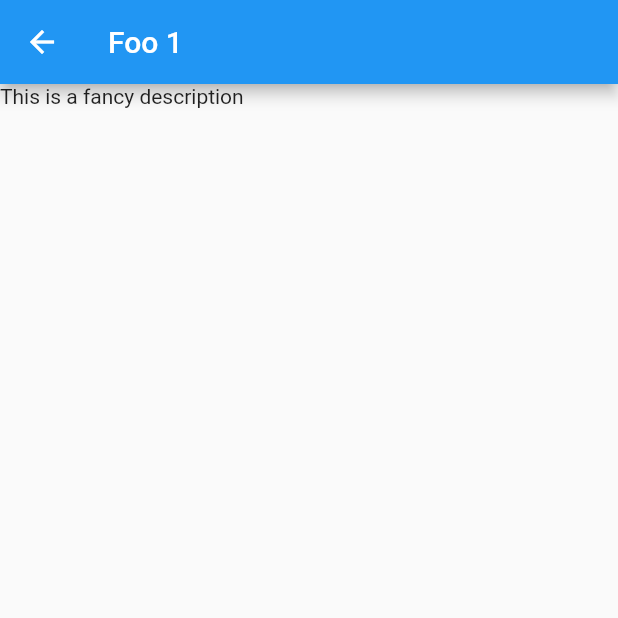
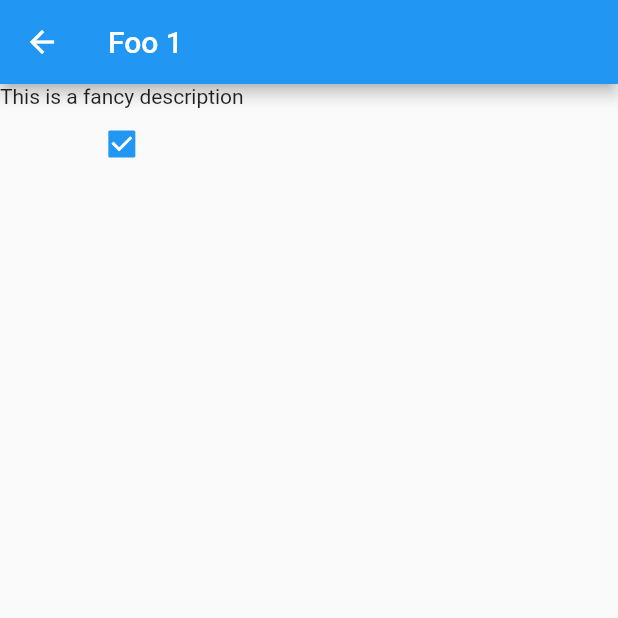
Before and after one commit to FlutterStudyJam-Berlin/todo_app, a Flutter app: the screen it shows after launch, after a tap on "Foo 1", on a phone screen of 412 x 824 dp, the top half of it. Run offline on Flutter 3.47's test engine with Material 2 defaults, Android fonts, the phone set to English and light mode, and no system bars.

Commit message:
Convert todo list and todo details to stateful widgets

```diff
--- a/lib/todo.dart
+++ b/lib/todo.dart
@@ -14,4 +14,18 @@ class Todo {
   })  : assert(title != null),
         assert(isDone != null),
         assert(icon != null);
+
+  Todo copy({
+    String title,
+    String description,
+    bool isDone,
+    IconData icon,
+  }) {
+    return Todo(
+      title: title ?? this.title,
+      description: description ?? this.description,
+      isDone: isDone ?? this.isDone,
+      icon: icon ?? this.icon,
+    );
+  }
 }
--- a/lib/todo_route.dart
+++ b/lib/todo_route.dart
@@ -2,18 +2,52 @@ import 'package:flutter/material.dart';
 import 'todo.dart';
 import 'screen.dart';
 
-class TodoRoute extends StatelessWidget {
+class TodoRoute extends StatefulWidget {
   final Todo todo;
+  final void Function(Todo updatedTodo) onTodoUpdated;
 
-  const TodoRoute({
+  TodoRoute({
     @required this.todo,
-  }) : assert(todo != null);
+    @required this.onTodoUpdated,
+  })  : assert(todo != null),
+        assert(onTodoUpdated != null);
+
+  @override
+  State<StatefulWidget> createState() {
+    return _TodoRouteState();
+  }
+}
+
+class _TodoRouteState extends State<TodoRoute> {
+  Todo _todo;
+
+  @override
+  void initState() {
+    _todo = widget.todo;
+    super.initState();
+  }
 
   @override
   Widget build(BuildContext context) {
     return Screen(
-      title: todo.title,
-      body: Text(todo.description),
+      title: _todo.title,
+      body: Column(
+        children: <Widget>[
+          Text(_todo.description),
+          Checkbox(
+            value: _todo.isDone,
+            onChanged: (newValue) {
+              setState(() {
+                final updatedTodo = _todo.copy(isDone: newValue);
+                _todo = updatedTodo;
+                widget.onTodoUpdated(updatedTodo);
+              });
+
+              print("Just checked $newValue");
+            },
+          ),
+        ],
+      ),
     );
   }
 }
--- a/lib/todo_row.dart
+++ b/lib/todo_row.dart
@@ -4,15 +4,26 @@ import 'todo.dart';
 
 class TodoRow extends StatelessWidget {
   final Todo todo;
+  final void Function(Todo updatedTodo) onTodoUpdated;
 
-  TodoRow({@required this.todo}) : assert(todo != null);
+  TodoRow({
+    @required this.todo,
+    @required this.onTodoUpdated,
+  }) : assert(todo != null), assert(onTodoUpdated != null);
 
   @override
   Widget build(BuildContext context) {
     return InkWell(
       onTap: () {
         Navigator.push(
-            context, MaterialPageRoute(builder: (context) => TodoRoute(todo: todo,)));
+          context,
+          MaterialPageRoute(
+            builder: (context) => TodoRoute(
+                  todo: todo,
+                  onTodoUpdated: onTodoUpdated,
+                ),
+          ),
+        );
       },
       highlightColor: Colors.pinkAccent,
       child: Padding(
@@ -26,7 +37,12 @@ class TodoRow extends StatelessWidget {
                 padding: const EdgeInsets.only(left: 8.0),
                 child: Text(
                   todo.title,
-                  style: TextStyle(fontSize: 24.0),
+                  style: TextStyle(
+                    fontSize: 24.0,
+                    decoration: todo.isDone
+                        ? TextDecoration.lineThrough
+                        : TextDecoration.none,
+                  ),
                 ),
               ),
             ),
```
Also changed, not shown: lib/todo_list_route.dart (+21 -3 lines).
